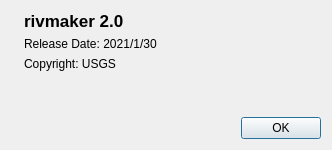
Old version of the form apps/rivmaker/dialogs/aboutdialog.ui in the repository i-RIC/prepost-gui.
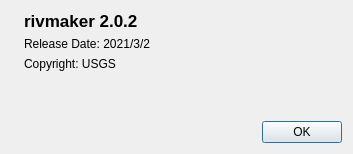
New version of the form. Icons and pictures are not drawn.

```diff
--- a/apps/rivmaker/dialogs/aboutdialog.ui
+++ b/apps/rivmaker/dialogs/aboutdialog.ui
@@ -6,8 +6,8 @@
    <rect>
     <x>0</x>
     <y>0</y>
-    <width>332</width>
-    <height>146</height>
+    <width>353</width>
+    <height>154</height>
    </rect>
   </property>
   <property name="windowTitle">
@@ -38,14 +38,14 @@
           </font>
          </property>
          <property name="text">
-          <string>rivmaker 2.0</string>
+          <string>rivmaker 2.0.2</string>
          </property>
         </widget>
        </item>
        <item>
         <widget class="QLabel" name="labelRelease">
          <property name="text">
-          <string>Release Date: 2021/1/30</string>
+          <string>Release Date: 2021/3/2</string>
          </property>
         </widget>
        </item>
```
